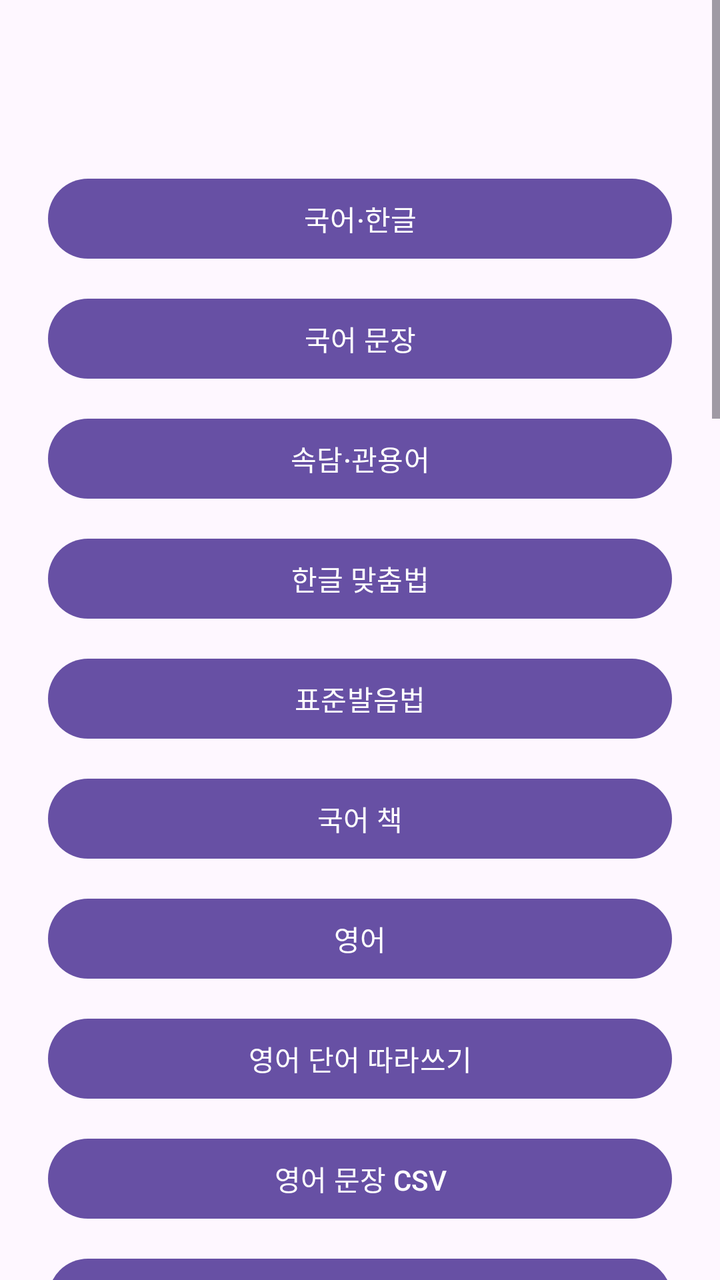
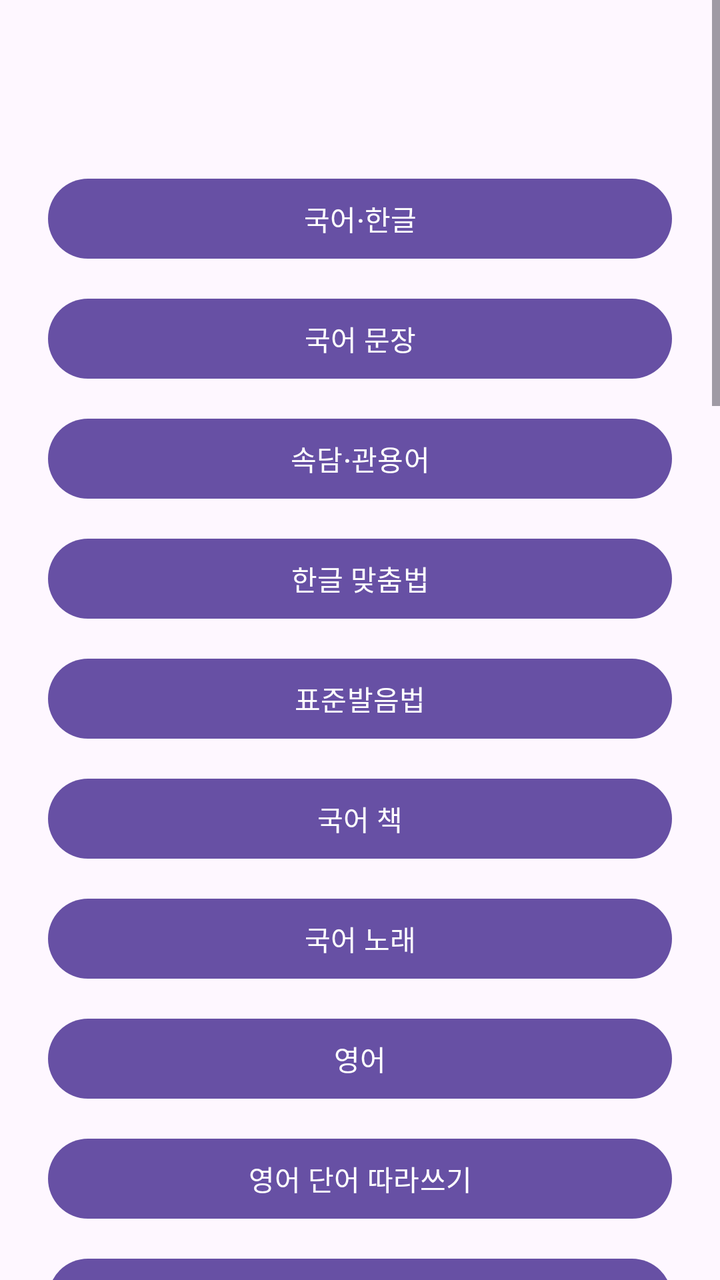

An Android layout rendered at two revisions. The XML below is the earlier revision; the diff shows what the commit changed to produce the second picture.
<!-- AndroidManifest.xml: application theme Theme.Eunhyo2 -->
<!-- res/layout/activity_school_menu.xml -->
<?xml version="1.0" encoding="utf-8"?>
<ScrollView xmlns:android="http://schemas.android.com/apk/res/android"
    android:layout_width="match_parent"
    android:layout_height="match_parent">

    <LinearLayout
        android:layout_width="match_parent"
        android:layout_height="wrap_content"
        android:orientation="vertical"
        android:padding="24dp">

        <TextView android:id="@+id/textSchoolLevel" android:layout_width="match_parent" android:layout_height="wrap_content" android:gravity="center" android:textAppearance="@style/TextAppearance.Material3.HeadlineMedium" />
        <com.google.android.material.button.MaterialButton android:id="@+id/buttonKorean" android:layout_width="match_parent" android:layout_height="wrap_content" android:layout_marginTop="24dp" android:text="국어·한글" />
        <com.google.android.material.button.MaterialButton android:id="@+id/buttonKoreanPhrase" android:layout_width="match_parent" android:layout_height="wrap_content" android:layout_marginTop="12dp" android:text="국어 문장" />
        <com.google.android.material.button.MaterialButton android:id="@+id/buttonKoreanIdiom" android:layout_width="match_parent" android:layout_height="wrap_content" android:layout_marginTop="12dp" android:text="속담·관용어" />
        <com.google.android.material.button.MaterialButton android:id="@+id/buttonKoreanSpelling" android:layout_width="match_parent" android:layout_height="wrap_content" android:layout_marginTop="12dp" android:text="한글 맞춤법" />
        <com.google.android.material.button.MaterialButton android:id="@+id/buttonKoreanPronunciation" android:layout_width="match_parent" android:layout_height="wrap_content" android:layout_marginTop="12dp" android:text="표준발음법" />
        <com.google.android.material.button.MaterialButton android:id="@+id/buttonKoreanBook" android:layout_width="match_parent" android:layout_height="wrap_content" android:layout_marginTop="12dp" android:text="국어 책" />
        <com.google.android.material.button.MaterialButton android:id="@+id/buttonEnglish" android:layout_width="match_parent" android:layout_height="wrap_content" android:layout_marginTop="12dp" android:text="영어" />
        <com.google.android.material.button.MaterialButton android:id="@+id/buttonEnglishWord" android:layout_width="match_parent" android:layout_height="wrap_content" android:layout_marginTop="12dp" android:text="영어 단어 따라쓰기" />
        <com.google.android.material.button.MaterialButton android:id="@+id/buttonEnglishSentence" android:layout_width="match_parent" android:layout_height="wrap_content" android:layout_marginTop="12dp" android:text="영어 문장 CSV" />
        <com.google.android.material.button.MaterialButton android:id="@+id/buttonTyping" android:layout_width="match_parent" android:layout_height="wrap_content" android:layout_marginTop="12dp" android:text="한글·영문 타자연습" />
        <com.google.android.material.button.MaterialButton android:id="@+id/buttonMath" android:layout_width="match_parent" android:layout_height="wrap_content" android:layout_marginTop="12dp" android:text="수학" />
        <com.google.android.material.button.MaterialButton android:id="@+id/buttonMathState" android:layout_width="match_parent" android:layout_height="wrap_content" android:layout_marginTop="12dp" android:text="수학 상태 설정" />
        <com.google.android.material.button.MaterialButton android:id="@+id/buttonMeasurement" android:layout_width="match_parent" android:layout_height="wrap_content" android:layout_marginTop="12dp" android:text="길이·시간·달력 환산" />
        <com.google.android.material.button.MaterialButton android:id="@+id/buttonGcdLcm" android:layout_width="match_parent" android:layout_height="wrap_content" android:layout_marginTop="12dp" android:text="최대공약수·최소공배수" />
        <com.google.android.material.button.MaterialButton android:id="@+id/buttonGeometry" android:layout_width="match_parent" android:layout_height="wrap_content" android:layout_marginTop="12dp" android:text="기하 도형" />
        <com.google.android.material.button.MaterialButton android:id="@+id/buttonGraph" android:layout_width="match_parent" android:layout_height="wrap_content" android:layout_marginTop="12dp" android:text="그래프 도구" />
        <com.google.android.material.button.MaterialButton android:id="@+id/buttonHanja" android:layout_width="match_parent" android:layout_height="wrap_content" android:layout_marginTop="12dp" android:text="한자" />
        <com.google.android.material.button.MaterialButton android:id="@+id/buttonHanjaRadical" android:layout_width="match_parent" android:layout_height="wrap_content" android:layout_marginTop="12dp" android:text="한자 부수" />
        <com.google.android.material.button.MaterialButton android:id="@+id/buttonHistory" android:layout_width="match_parent" android:layout_height="wrap_content" android:layout_marginTop="12dp" android:text="역사" />
        <com.google.android.material.button.MaterialButton android:id="@+id/buttonWorld" android:layout_width="match_parent" android:layout_height="wrap_content" android:layout_marginTop="12dp" android:text="세계 국가 학습" />
        <com.google.android.material.button.MaterialButton android:id="@+id/buttonClock" android:layout_width="match_parent" android:layout_height="wrap_content" android:layout_marginTop="12dp" android:text="시계 학습" />
        <com.google.android.material.button.MaterialButton android:id="@+id/buttonDrawing" android:layout_width="match_parent" android:layout_height="wrap_content" android:layout_marginTop="12dp" android:text="그리기 연습" />
        <com.google.android.material.button.MaterialButton android:id="@+id/buttonLinks" android:layout_width="match_parent" android:layout_height="wrap_content" android:layout_marginTop="12dp" android:text="교육 사이트" />
        <com.google.android.material.button.MaterialButton android:id="@+id/buttonMedia" android:layout_width="match_parent" android:layout_height="wrap_content" android:layout_marginTop="12dp" android:text="미디어 학습" />
        <com.google.android.material.button.MaterialButton android:id="@+id/buttonSports" android:layout_width="match_parent" android:layout_height="wrap_content" android:layout_marginTop="12dp" android:text="스포츠 학습" />
        <com.google.android.material.button.MaterialButton android:id="@+id/buttonMagic" android:layout_width="match_parent" android:layout_height="wrap_content" android:layout_marginTop="12dp" android:text="마술 영상" />
        <com.google.android.material.button.MaterialButton android:id="@+id/buttonGoldenBell" android:layout_width="match_parent" android:layout_height="wrap_content" android:layout_marginTop="12dp" android:text="골든벨 O/X" />
        <com.google.android.material.button.MaterialButton android:id="@+id/buttonPersonality" android:layout_width="match_parent" android:layout_height="wrap_content" android:layout_marginTop="12dp" android:text="놀이형 성향 테스트" />
        <com.google.android.material.button.MaterialButton android:id="@+id/buttonMaze" android:layout_width="match_parent" android:layout_height="wrap_content" android:layout_marginTop="12dp" android:text="미로 게임" />
        <com.google.android.material.button.MaterialButton android:id="@+id/buttonAi" android:layout_width="match_parent" android:layout_height="wrap_content" android:layout_marginTop="12dp" android:text="AI 학습 도우미" />
        <com.google.android.material.button.MaterialButton android:id="@+id/buttonGame" android:layout_width="match_parent" android:layout_height="wrap_content" android:layout_marginTop="12dp" android:text="게임·점수" />
    </LinearLayout>
</ScrollView>
<!-- resources referenced by this layout -->
<resources>
  <style name="Theme.Eunhyo2" parent="Theme.Material3.DayNight.NoActionBar">
          <item name="android:windowLightStatusBar">true</item>
      </style>
</resources>

<!-- the commit's change to res/layout/activity_school_menu.xml (unified diff, before → after) -->
@@ -16,6 +16,7 @@
         <com.google.android.material.button.MaterialButton android:id="@+id/buttonKoreanSpelling" android:layout_width="match_parent" android:layout_height="wrap_content" android:layout_marginTop="12dp" android:text="한글 맞춤법" />
         <com.google.android.material.button.MaterialButton android:id="@+id/buttonKoreanPronunciation" android:layout_width="match_parent" android:layout_height="wrap_content" android:layout_marginTop="12dp" android:text="표준발음법" />
         <com.google.android.material.button.MaterialButton android:id="@+id/buttonKoreanBook" android:layout_width="match_parent" android:layout_height="wrap_content" android:layout_marginTop="12dp" android:text="국어 책" />
+        <com.google.android.material.button.MaterialButton android:id="@+id/buttonKoreanSong" android:layout_width="match_parent" android:layout_height="wrap_content" android:layout_marginTop="12dp" android:text="국어 노래" />
         <com.google.android.material.button.MaterialButton android:id="@+id/buttonEnglish" android:layout_width="match_parent" android:layout_height="wrap_content" android:layout_marginTop="12dp" android:text="영어" />
         <com.google.android.material.button.MaterialButton android:id="@+id/buttonEnglishWord" android:layout_width="match_parent" android:layout_height="wrap_content" android:layout_marginTop="12dp" android:text="영어 단어 따라쓰기" />
         <com.google.android.material.button.MaterialButton android:id="@+id/buttonEnglishSentence" android:layout_width="match_parent" android:layout_height="wrap_content" android:layout_marginTop="12dp" android:text="영어 문장 CSV" />
